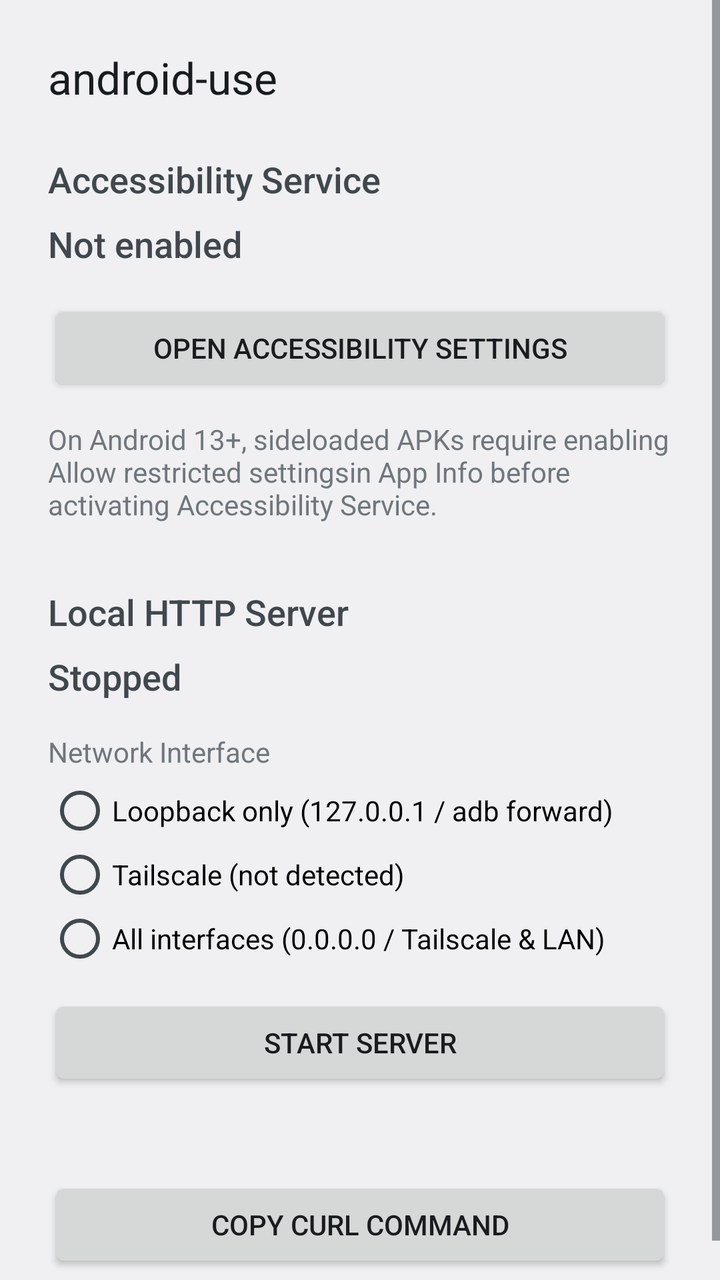
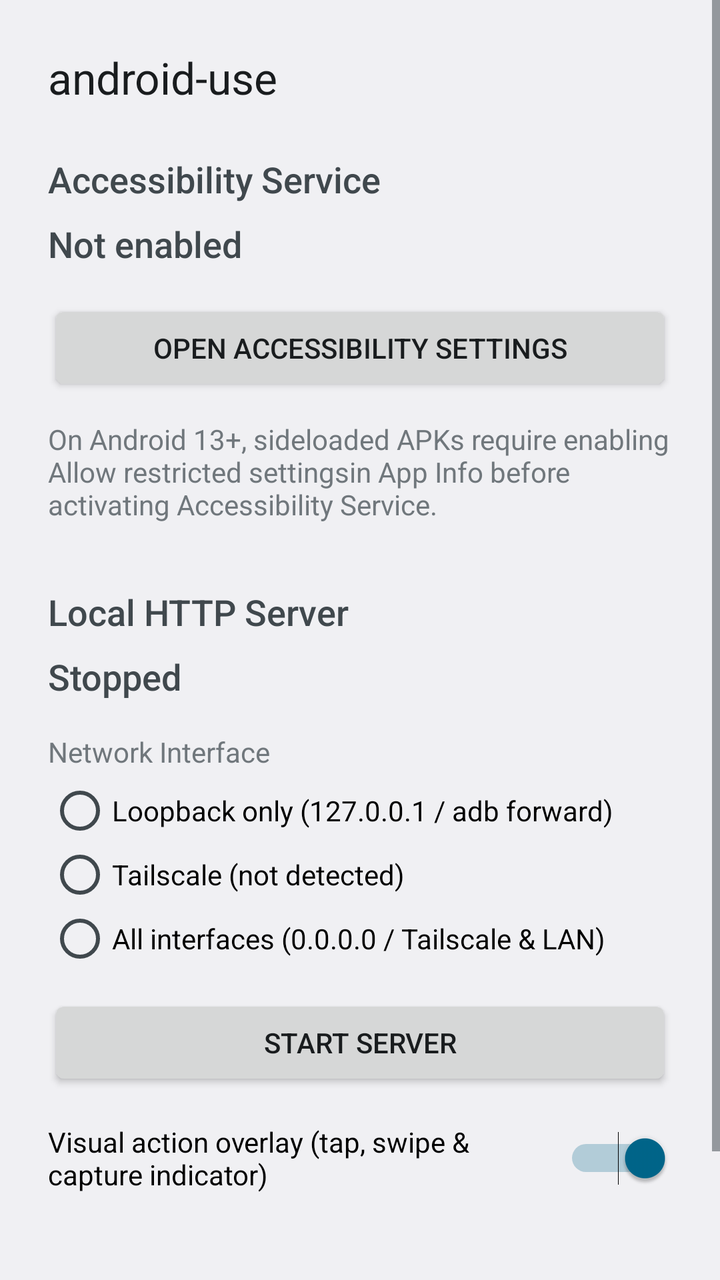

Two renders of the same Android screen: before a commit and after it. Below are the layout's source before the change and the commit's diff.
<!-- AndroidManifest.xml: application theme Theme.AndroidUse -->
<!-- res/layout/activity_main.xml -->
<?xml version="1.0" encoding="utf-8"?>
<ScrollView xmlns:android="http://schemas.android.com/apk/res/android"
    android:id="@+id/rootScrollView"
    android:layout_width="match_parent"
    android:layout_height="match_parent"
    android:clipToPadding="false">

    <LinearLayout
        android:id="@+id/contentContainer"
        android:layout_width="match_parent"
        android:layout_height="wrap_content"
        android:orientation="vertical"
        android:padding="24dp">

        <TextView
            android:id="@+id/titleText"
            android:layout_width="wrap_content"
            android:layout_height="wrap_content"
            android:text="@string/app_name"
            android:textAppearance="?android:attr/textAppearanceLarge" />

        <TextView
            android:id="@+id/statusHeadingText"
            android:layout_width="wrap_content"
            android:layout_height="wrap_content"
            android:layout_marginTop="24dp"
            android:text="@string/status_heading"
            android:textAppearance="?android:attr/textAppearanceMedium" />

        <TextView
            android:id="@+id/statusValueText"
            android:layout_width="wrap_content"
            android:layout_height="wrap_content"
            android:layout_marginTop="8dp"
            android:text="@string/status_disconnected"
            android:textAppearance="?android:attr/textAppearanceMedium" />

        <Button
            android:id="@+id/openSettingsButton"
            android:layout_width="match_parent"
            android:layout_height="wrap_content"
            android:layout_marginTop="16dp"
            android:text="@string/open_accessibility_settings" />

        <TextView
            android:id="@+id/restrictedSettingsHintText"
            android:layout_width="match_parent"
            android:layout_height="wrap_content"
            android:layout_marginTop="12dp"
            android:text="@string/restricted_settings_hint"
            android:textAppearance="?android:attr/textAppearanceSmall" />

        <TextView
            android:id="@+id/serverHeadingText"
            android:layout_width="wrap_content"
            android:layout_height="wrap_content"
            android:layout_marginTop="32dp"
            android:text="@string/server_heading"
            android:textAppearance="?android:attr/textAppearanceMedium" />

        <TextView
            android:id="@+id/serverStatusValueText"
            android:layout_width="wrap_content"
            android:layout_height="wrap_content"
            android:layout_marginTop="8dp"
            android:text="@string/server_status_stopped"
            android:textAppearance="?android:attr/textAppearanceMedium" />

        <TextView
            android:id="@+id/bindModeHeadingText"
            android:layout_width="wrap_content"
            android:layout_height="wrap_content"
            android:layout_marginTop="16dp"
            android:text="@string/bind_mode_heading"
            android:textAppearance="?android:attr/textAppearanceSmall" />

        <RadioGroup
            android:id="@+id/bindModeGroup"
            android:layout_width="match_parent"
            android:layout_height="wrap_content"
            android:layout_marginTop="4dp">

            <RadioButton
                android:id="@+id/bindModeLoopback"
                android:layout_width="match_parent"
                android:layout_height="wrap_content"
                android:text="@string/bind_mode_loopback" />

            <RadioButton
                android:id="@+id/bindModeTailscale"
                android:layout_width="match_parent"
                android:layout_height="wrap_content"
                android:text="@string/bind_mode_tailscale_unavailable" />

            <RadioButton
                android:id="@+id/bindModeAll"
                android:layout_width="match_parent"
                android:layout_height="wrap_content"
                android:text="@string/bind_mode_all" />
        </RadioGroup>

        <Button
            android:id="@+id/toggleServerButton"
            android:layout_width="match_parent"
            android:layout_height="wrap_content"
            android:layout_marginTop="12dp"
            android:text="@string/start_server" />

        <LinearLayout
            android:id="@+id/authTokenContainer"
            android:layout_width="match_parent"
            android:layout_height="wrap_content"
            android:layout_marginTop="16dp"
            android:orientation="vertical"
            android:visibility="gone">

            <TextView
                android:id="@+id/authTokenHeadingText"
                android:layout_width="wrap_content"
                android:layout_height="wrap_content"
                android:text="@string/auth_token_heading"
                android:textAppearance="?android:attr/textAppearanceSmall" />

            <TextView
                android:id="@+id/authTokenValueText"
                android:layout_width="match_parent"
                android:layout_height="wrap_content"
                android:layout_marginTop="4dp"
                android:fontFamily="monospace"
                android:textIsSelectable="true"
                android:textAppearance="?android:attr/textAppearanceSmall" />

            <Button
                android:id="@+id/rotateTokenButton"
                android:layout_width="match_parent"
                android:layout_height="wrap_content"
                android:layout_marginTop="8dp"
                android:text="@string/rotate_token" />
        </LinearLayout>

        <TextView
            android:id="@+id/connectionHintText"
            android:layout_width="match_parent"
            android:layout_height="wrap_content"
            android:layout_marginTop="16dp"
            android:fontFamily="monospace"
            android:textIsSelectable="true"
            android:textAppearance="?android:attr/textAppearanceSmall" />

        <Button
            android:id="@+id/copyCommandButton"
            android:layout_width="match_parent"
            android:layout_height="wrap_content"
            android:layout_marginTop="8dp"
            android:text="@string/copy_command" />

    </LinearLayout>
</ScrollView>
<!-- resources referenced by this layout -->
<resources>
  <string name="app_name">android-use</string>
  <string name="auth_token_heading">Bearer Token (required outside loopback)</string>
  <string name="bind_mode_all">All interfaces (0.0.0.0 / Tailscale &amp; LAN)</string>
  <string name="bind_mode_heading">Network Interface</string>
  <string name="bind_mode_loopback">Loopback only (127.0.0.1 / adb forward)</string>
  <string name="bind_mode_tailscale_unavailable">Tailscale (not detected)</string>
  <string name="copy_command">Copy curl Command</string>
  <string name="open_accessibility_settings">Open Accessibility Settings</string>
  <string name="restricted_settings_hint">On Android 13+, sideloaded APKs require enabling "Allow restricted settings" in App Info before activating Accessibility Service.</string>
  <string name="rotate_token">Rotate Token</string>
  <string name="server_heading">Local HTTP Server</string>
  <string name="server_status_stopped">Stopped</string>
  <string name="start_server">Start Server</string>
  <string name="status_disconnected">Not enabled</string>
  <string name="status_heading">Accessibility Service</string>
  <style name="Theme.AndroidUse" parent="android:Theme.DeviceDefault.DayNight">
          <item name="android:windowActionBar">false</item>
          <item name="android:windowNoTitle">true</item>
      </style>
</resources>

<!-- the commit's change to res/layout/activity_main.xml (unified diff, before → after) -->
@@ -106,6 +106,14 @@
             android:layout_marginTop="12dp"
             android:text="@string/start_server" />
 
+        <Switch
+            android:id="@+id/overlaySwitch"
+            android:layout_width="match_parent"
+            android:layout_height="wrap_content"
+            android:layout_marginTop="16dp"
+            android:checked="true"
+            android:text="@string/overlay_switch_label" />
+
         <LinearLayout
             android:id="@+id/authTokenContainer"
             android:layout_width="match_parent"
<!-- resource entries referenced after the edit -->
@@ -8,6 +8,7 @@
   <string name="bind_mode_tailscale_unavailable">Tailscale (not detected)</string>
   <string name="copy_command">Copy curl Command</string>
   <string name="open_accessibility_settings">Open Accessibility Settings</string>
+  <string name="overlay_switch_label">Visual action overlay (tap, swipe &amp; capture indicator)</string>
   <string name="restricted_settings_hint">On Android 13+, sideloaded APKs require enabling "Allow restricted settings" in App Info before activating Accessibility Service.</string>
   <string name="rotate_token">Rotate Token</string>
   <string name="server_heading">Local HTTP Server</string>
